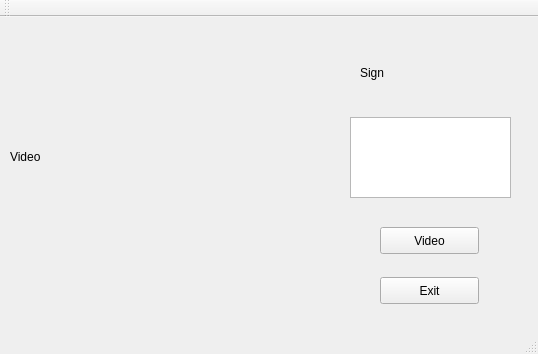
ketian/tracker, file app/View/traffic_signmainwindow.ui: the form before one commit.
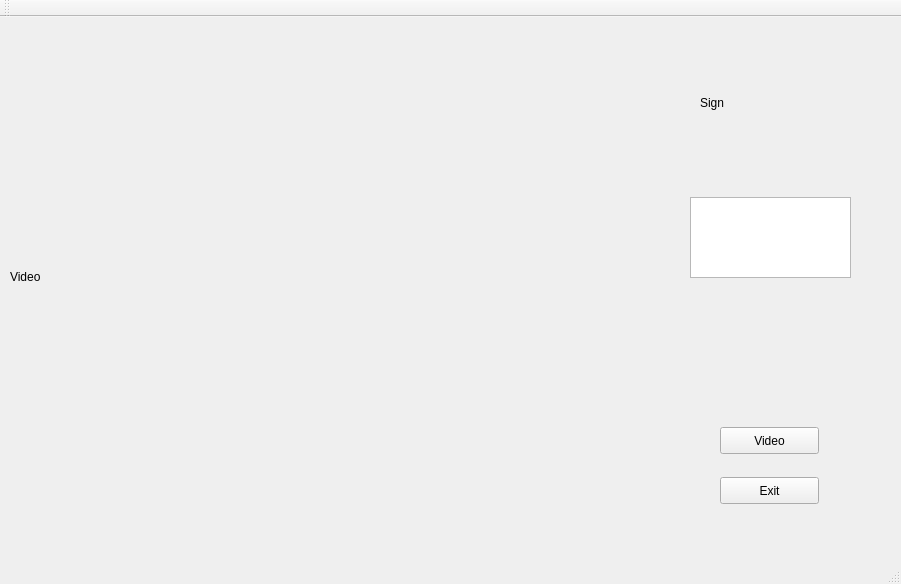
The form after the commit.

What changed in the file:
```diff
--- a/app/View/traffic_signmainwindow.ui
+++ b/app/View/traffic_signmainwindow.ui
@@ -6,8 +6,8 @@
    <rect>
     <x>0</x>
     <y>0</y>
-    <width>538</width>
-    <height>354</height>
+    <width>901</width>
+    <height>584</height>
    </rect>
   </property>
   <property name="windowTitle">
@@ -19,8 +19,8 @@
      <rect>
       <x>10</x>
       <y>20</y>
-      <width>320</width>
-      <height>240</height>
+      <width>640</width>
+      <height>480</height>
      </rect>
     </property>
     <property name="text">
@@ -30,10 +30,10 @@
    <widget class="QLabel" name="SignLabel">
     <property name="geometry">
      <rect>
-      <x>360</x>
-      <y>20</y>
-      <width>111</width>
-      <height>71</height>
+      <x>700</x>
+      <y>30</y>
+      <width>151</width>
+      <height>111</height>
      </rect>
     </property>
     <property name="text">
@@ -43,8 +43,8 @@
    <widget class="QPushButton" name="VideoButton">
     <property name="geometry">
      <rect>
-      <x>380</x>
-      <y>210</y>
+      <x>720</x>
+      <y>410</y>
       <width>99</width>
       <height>27</height>
      </rect>
@@ -56,8 +56,8 @@
    <widget class="QPushButton" name="ExitButton">
     <property name="geometry">
      <rect>
-      <x>380</x>
-      <y>260</y>
+      <x>720</x>
+      <y>460</y>
       <width>99</width>
       <height>27</height>
      </rect>
@@ -69,8 +69,8 @@
    <widget class="QTextBrowser" name="textBrowser">
     <property name="geometry">
      <rect>
-      <x>350</x>
-      <y>100</y>
+      <x>690</x>
+      <y>180</y>
       <width>161</width>
       <height>81</height>
      </rect>
```
Left out of the diff: 2 changed lines with no effect on the pictures.
